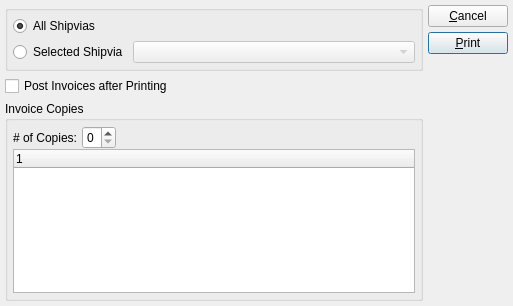
Before: the Qt Designer form guiclient/printInvoices.ui in knowhow/xtuple, drawn with Qt 5.
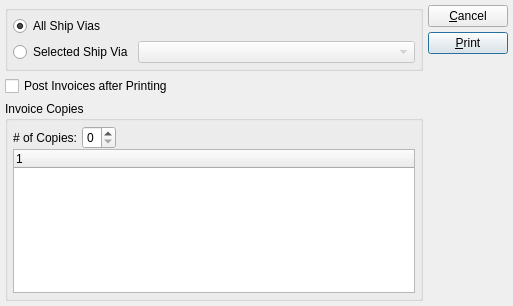
After: the same form once the commit is applied. Custom widgets are drawn as their Qt base class.

Patch:
```diff
--- a/guiclient/printInvoices.ui
+++ b/guiclient/printInvoices.ui
@@ -32,7 +32,7 @@
         <item row="0" column="0">
          <widget class="QRadioButton" name="_allShipvia">
           <property name="text">
-           <string>All Shipvias</string>
+           <string>All Ship Vias</string>
           </property>
           <property name="checked">
            <bool>true</bool>
@@ -42,7 +42,7 @@
         <item row="1" column="0">
          <widget class="QRadioButton" name="_selectedShipvia">
           <property name="text">
-           <string>Selected Shipvia</string>
+           <string>Selected Ship Via</string>
           </property>
          </widget>
         </item>
```
